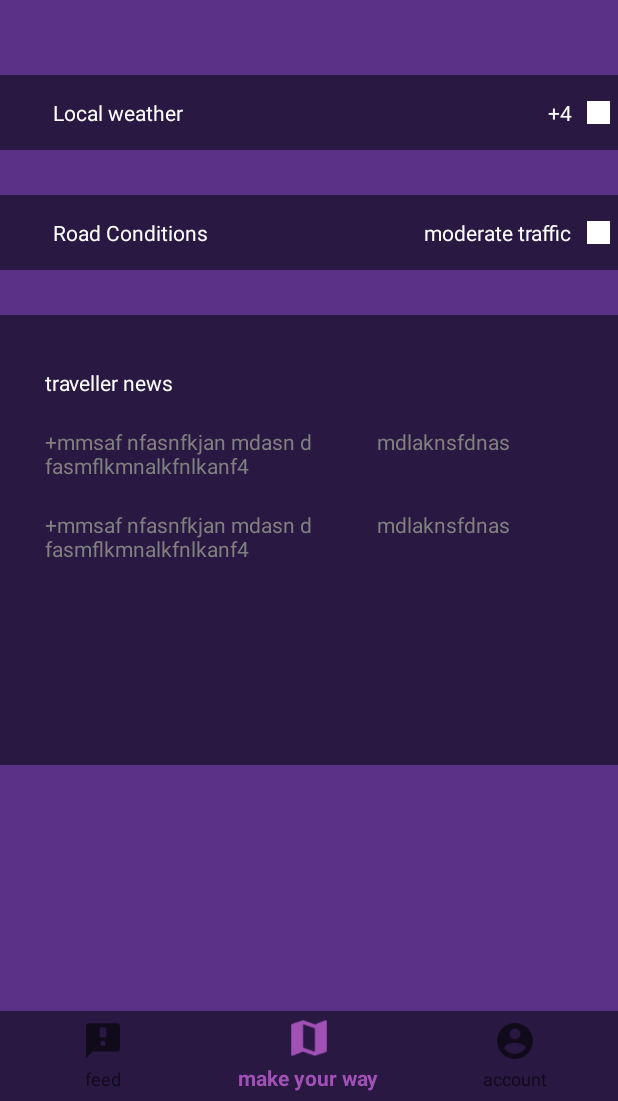
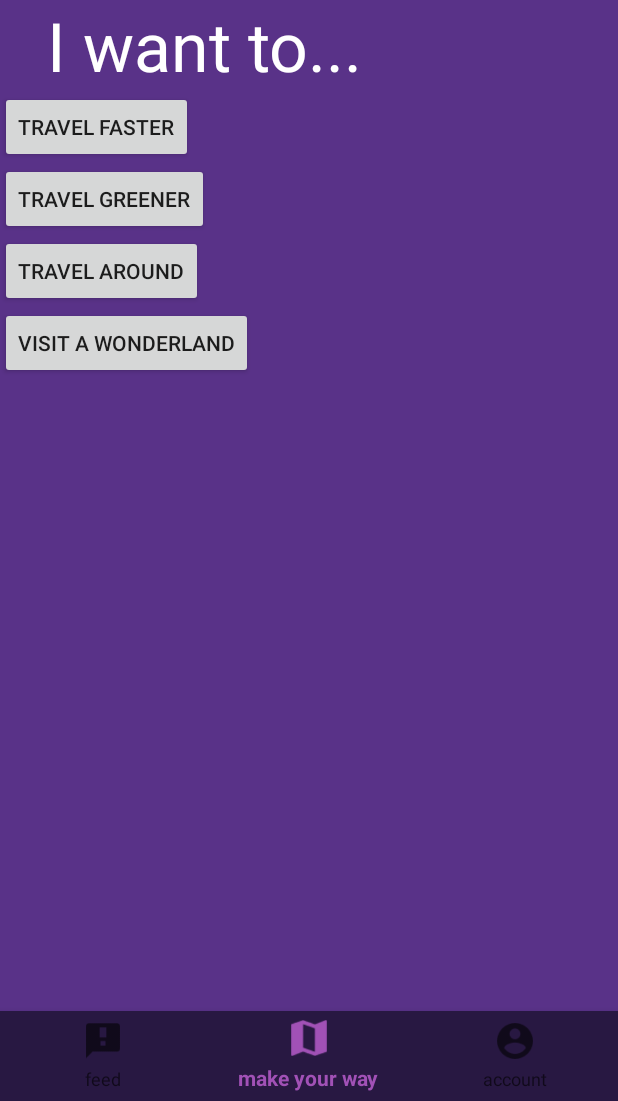
Before and after one commit to doct0rX/Sparrow, an Android app: the FeedActivity screen opened directly, with no data from a screen before it, item 2 of the bottom bar chosen, on a phone screen of 412 x 824 dp, the part 135-1236 px from its top. Run offline under Robolectric (Android 15) with nearby library versions, the phone set to English and light mode, and no system bars.

Commit message:
MakeYourWay fragment added

```diff
--- a/app/build.gradle
+++ b/app/build.gradle
@@ -27,6 +27,7 @@ dependencies {
     implementation 'androidx.constraintlayout:constraintlayout:1.1.3'
     implementation 'androidx.lifecycle:lifecycle-extensions:2.0.0'
     implementation 'androidx.legacy:legacy-support-v4:1.0.0'
+    implementation 'androidx.recyclerview:recyclerview:1.0.0'
     testImplementation 'junit:junit:4.12'
     androidTestImplementation 'androidx.test.ext:junit:1.1.0'
     androidTestImplementation 'androidx.test.espresso:espresso-core:3.1.1'
--- a/app/src/main/java/com/doct0rx/sparrow/ui/feedsActivities/FeedActivity.java
+++ b/app/src/main/java/com/doct0rx/sparrow/ui/feedsActivities/FeedActivity.java
@@ -15,6 +15,7 @@ import androidx.fragment.app.Fragment;
 
 import com.doct0rx.sparrow.R;
 import com.doct0rx.sparrow.ui.fragments.FeedFragment;
+import com.doct0rx.sparrow.ui.fragments.MakeYourWayFragment;
 import com.google.android.material.bottomnavigation.BottomNavigationView;
 
 public class FeedActivity extends AppCompatActivity {
@@ -39,7 +40,7 @@ public class FeedActivity extends AppCompatActivity {
                         break;
 
                     case R.id.nav_map:
-                        fragment = new FeedFragment();
+                        fragment = new MakeYourWayFragment();
                         break;
                     case R.id.nav_account:
                         fragment = new FeedFragment();
--- a/app/src/main/java/com/doct0rx/sparrow/ui/fragments/MakeYourWayFragment.java
+++ b/app/src/main/java/com/doct0rx/sparrow/ui/fragments/MakeYourWayFragment.java
@@ -1,4 +1,27 @@
 package com.doct0rx.sparrow.ui.fragments;
 
-public class MakeYourWayFragment {
+import android.os.Bundle;
+import android.view.LayoutInflater;
+import android.view.View;
+import android.view.ViewGroup;
+
+import androidx.fragment.app.Fragment;
+
+import com.doct0rx.sparrow.R;
+
+public class MakeYourWayFragment extends Fragment {
+
+    private View view;
+    public MakeYourWayFragment() {
+        // Required empty public constructor
+    }
+
+
+    @Override
+    public View onCreateView(LayoutInflater inflater, ViewGroup container, Bundle savedInstanceState) {
+        // Inflate the layout for this fragment
+        view = inflater.inflate(R.layout.fragment_make_your_way, container, false);
+
+        return view;
+    }
 }
--- a/app/src/main/java/com/doct0rx/sparrow/ui/login/LoginActivity.java
+++ b/app/src/main/java/com/doct0rx/sparrow/ui/login/LoginActivity.java
@@ -25,6 +25,8 @@ import android.widget.Toast;
 
 import com.doct0rx.sparrow.R;
 import com.doct0rx.sparrow.ui.feedsActivities.FeedActivity;
+import com.doct0rx.sparrow.ui.fragments.FeedFragment;
+import com.doct0rx.sparrow.ui.fragments.MakeYourWayFragment;
 import com.doct0rx.sparrow.ui.login.LoginViewModel;
 import com.doct0rx.sparrow.ui.login.LoginViewModelFactory;
 
--- a/app/src/main/res/layout/activity_feed.xml
+++ b/app/src/main/res/layout/activity_feed.xml
@@ -1,31 +1,31 @@
 <?xml version="1.0" encoding="utf-8"?>
 <RelativeLayout xmlns:android="http://schemas.android.com/apk/res/android"
+    xmlns:app="http://schemas.android.com/apk/res-auto"
     android:layout_width="match_parent"
     android:layout_height="match_parent"
-    android:background="#593288"
-    xmlns:app="http://schemas.android.com/apk/res-auto">
+    android:background="#593288">
 
     <ImageView
+        android:id="@+id/logo"
         android:layout_width="wrap_content"
         android:layout_height="wrap_content"
         android:layout_marginStart="20dp"
         android:layout_marginTop="10dp"
-        android:id="@+id/logo"
-        android:src="@drawable/logo"/>
+        android:src="@drawable/logo" />
 
     <FrameLayout
+        android:id="@+id/container"
         android:layout_width="match_parent"
         android:layout_height="match_parent"
-        android:id="@+id/container"
-        android:layout_below="@+id/logo"
-        android:layout_above="@+id/bottom_navigation"/>
+        android:layout_above="@+id/bottom_navigation"
+        android:layout_below="@+id/logo" />
 
     <com.google.android.material.bottomnavigation.BottomNavigationView
+        android:id="@+id/bottom_navigation"
         android:layout_width="match_parent"
         android:layout_height="60dp"
-        android:id="@+id/bottom_navigation"
-        app:menu="@menu/bottom_navigation"
         android:layout_alignParentBottom="true"
-        android:background="@color/darkbg"/>
+        android:background="@color/darkbg"
+        app:menu="@menu/bottom_navigation" />
 
 </RelativeLayout>
--- a/app/src/main/res/layout/fragment_feed.xml
+++ b/app/src/main/res/layout/fragment_feed.xml
@@ -1,20 +1,19 @@
 <?xml version="1.0" encoding="utf-8"?>
-<LinearLayout
-    xmlns:android="http://schemas.android.com/apk/res/android"
+<LinearLayout xmlns:android="http://schemas.android.com/apk/res/android"
     xmlns:tools="http://schemas.android.com/tools"
     android:layout_width="match_parent"
     android:layout_height="match_parent"
+    android:background="#593288"
     android:orientation="vertical"
-    android:background="#593288"
     tools:context=".ui.fragments.FeedFragment">
 
     <LinearLayout
         android:layout_width="match_parent"
         android:layout_height="50dp"
+        android:layout_marginTop="50dp"
         android:background="@color/darkbg"
-        android:layout_marginTop="50dp"
-        android:padding="5dp"
-        android:orientation="horizontal">
+        android:orientation="horizontal"
+        android:padding="5dp">
 
         <TextView
             android:layout_width="match_parent"
@@ -35,9 +34,9 @@
         <ImageView
             android:layout_width="15dp"
             android:layout_height="15dp"
+            android:layout_gravity="center"
+            android:layout_marginStart="10dp"
             android:gravity="center_vertical"
-            android:layout_marginStart="10dp"
-            android:layout_gravity="center"
             android:src="@color/wit"
             android:textColor="@color/wit" />
 
@@ -47,11 +46,11 @@
     <LinearLayout
         android:layout_width="match_parent"
         android:layout_height="50dp"
+        android:layout_marginTop="30dp"
         android:background="@color/darkbg"
-        android:layout_marginTop="30dp"
-        android:padding="5dp"
+        android:orientation="horizontal"
 
-        android:orientation="horizontal">
+        android:padding="5dp">
 
         <TextView
             android:layout_width="match_parent"
@@ -72,9 +71,9 @@
         <ImageView
             android:layout_width="15dp"
             android:layout_height="15dp"
+            android:layout_gravity="center"
+            android:layout_marginStart="10dp"
             android:gravity="center_vertical"
-            android:layout_marginStart="10dp"
-            android:layout_gravity="center"
             android:src="@color/wit"
             android:textColor="@color/wit" />
 
@@ -84,12 +83,12 @@
     <LinearLayout
         android:layout_width="match_parent"
         android:layout_height="300dp"
+        android:layout_marginTop="30dp"
         android:background="@color/darkbg"
-        android:paddingStart="30dp"
+        android:orientation="vertical"
+
         android:padding="5dp"
-
-        android:layout_marginTop="30dp"
-        android:orientation="vertical">
+        android:paddingStart="30dp">
 
         <TextView
             android:layout_width="match_parent"
@@ -101,8 +100,8 @@
         <TextView
             android:layout_width="wrap_content"
             android:layout_height="wrap_content"
+            android:layout_marginTop="20dp"
             android:gravity="center_vertical"
-            android:layout_marginTop="20dp"
             android:text="+mmsaf nfasnfkjan mdasn d
             mdlaknsfdnas
             fasmflkmnalkfnlkanf4"
@@ -111,14 +110,12 @@
         <TextView
             android:layout_width="wrap_content"
             android:layout_height="wrap_content"
+            android:layout_marginTop="20dp"
             android:gravity="center_vertical"
-            android:layout_marginTop="20dp"
             android:text="+mmsaf nfasnfkjan mdasn d
             mdlaknsfdnas
             fasmflkmnalkfnlkanf4"
             android:textColor="@color/hintColor" />
 
     </LinearLayout>
-
-
 </LinearLayout>
--- a/app/src/main/res/layout/fragment_make_your_way.xml
+++ b/app/src/main/res/layout/fragment_make_your_way.xml
@@ -1,6 +1,42 @@
 <?xml version="1.0" encoding="utf-8"?>
 <LinearLayout xmlns:android="http://schemas.android.com/apk/res/android"
-    android:orientation="vertical" android:layout_width="match_parent"
-    android:layout_height="match_parent">
+    xmlns:tools="http://schemas.android.com/tools"
+    android:layout_width="match_parent"
+    android:layout_height="match_parent"
+    android:background="#593288"
+    android:orientation="vertical"
+    tools:context=".ui.fragments.MakeYourWayFragment">
+
+    <TextView
+        android:layout_width="wrap_content"
+        android:layout_height="wrap_content"
+        android:layout_marginStart="31dp"
+        android:text="I want to..."
+        android:textColor="@android:color/white"
+        android:textSize="45sp" />
+
+    <Button
+        android:id="@+id/travelFasterButton"
+        android:layout_width="wrap_content"
+        android:layout_height="wrap_content"
+        android:text="Travel Faster" />
+
+    <Button
+        android:id="@+id/TravelGreenerButton"
+        android:layout_width="wrap_content"
+        android:layout_height="wrap_content"
+        android:text="Travel Greener" />
+
+    <Button
+        android:id="@+id/travelAroundButton"
+        android:layout_width="wrap_content"
+        android:layout_height="wrap_content"
+        android:text="Travel Around" />
+
+    <Button
+        android:id="@+id/visitAWonderlandButton"
+        android:layout_width="wrap_content"
+        android:layout_height="wrap_content"
+        android:text="Visit a Wonderland" />
 
 </LinearLayout>
--- a/app/src/main/res/values/dimens.xml
+++ b/app/src/main/res/values/dimens.xml
@@ -2,4 +2,6 @@
     <!-- Default screen margins, per the Android Design guidelines. -->
     <dimen name="activity_horizontal_margin">16dp</dimen>
     <dimen name="activity_vertical_margin">16dp</dimen>
+    <dimen name="list_item_spacing">16dp</dimen>
+    <dimen name="list_item_spacing_half">8dp</dimen>
 </resources>
```
